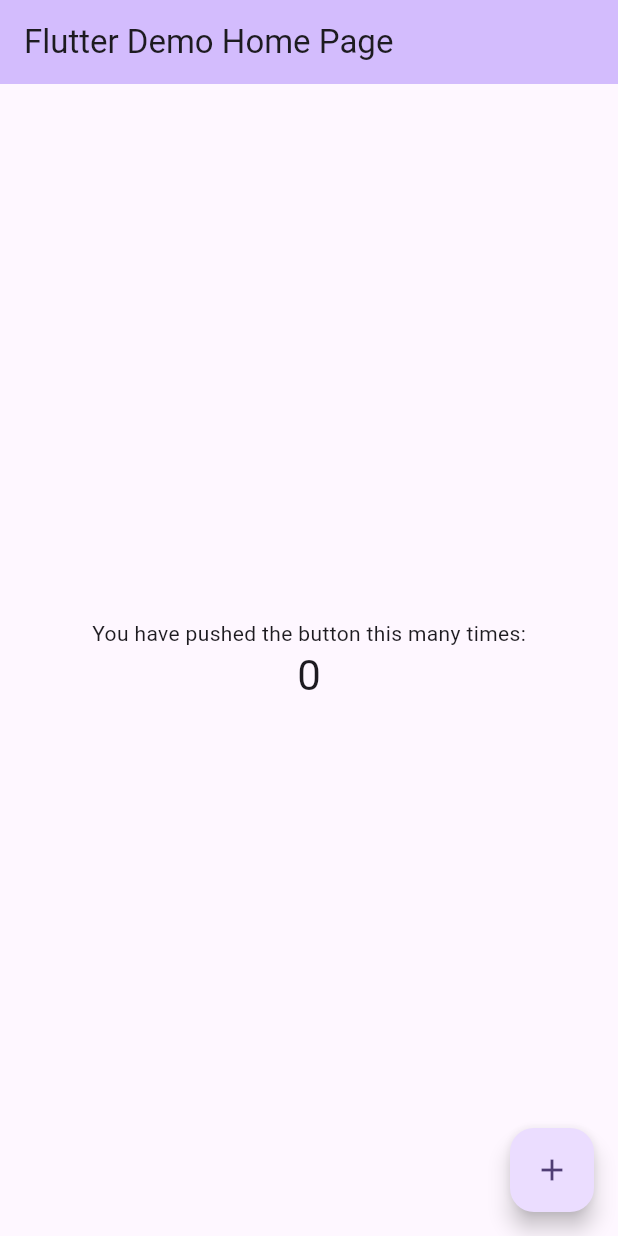
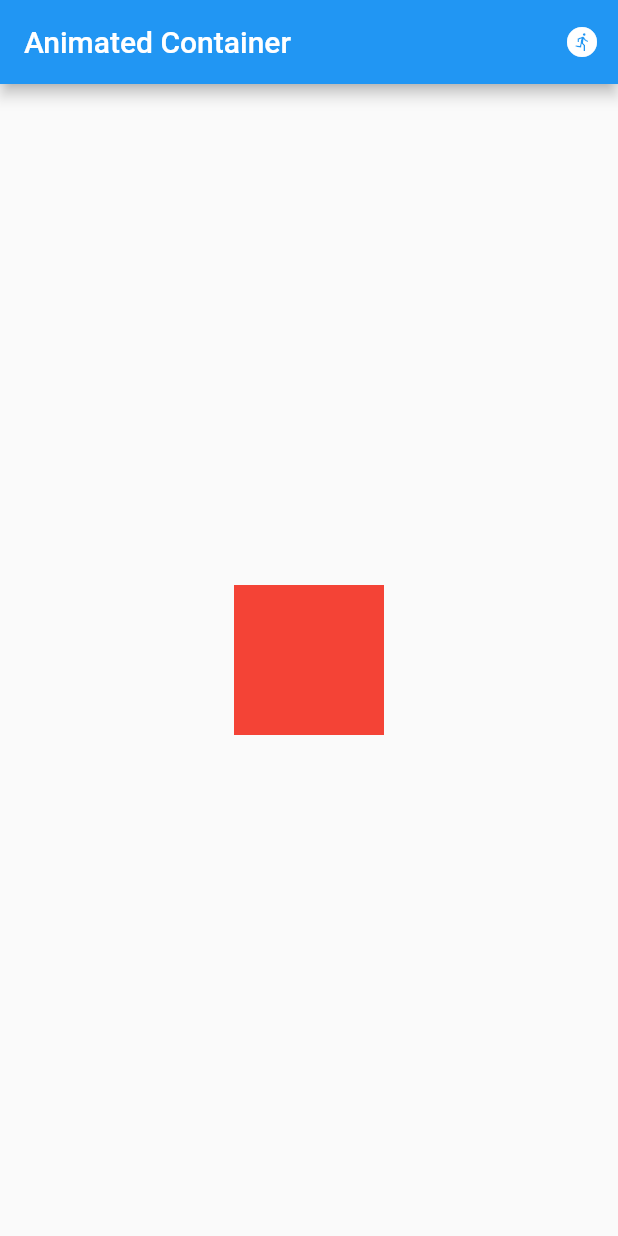
Before and after one commit to faithcredit/my_animations, a Flutter app: the screen it shows after launch, on a phone screen of 412 x 824 dp. Run offline on Flutter 3.47's test engine with Material 2 defaults, Android fonts, the light colour scheme and no system bars.

Commit message:
Basic container animation

```diff
--- a/lib/main.dart
+++ b/lib/main.dart
@@ -1,125 +1,19 @@
 import 'package:flutter/material.dart';
-
+import 'my_animation.dart';
 void main() {
   runApp(const MyApp());
 }
-
 class MyApp extends StatelessWidget {
   const MyApp({super.key});
-
   // This widget is the root of your application.
   @override
   Widget build(BuildContext context) {
-    return MaterialApp(
-      title: 'Flutter Demo',
+        return MaterialApp(
+      title: 'Animations Demo',
       theme: ThemeData(
-        // This is the theme of your application.
-        //
-        // TRY THIS: Try running your application with "flutter run". You'll see
-        // the application has a blue toolbar. Then, without quitting the app,
-        // try changing the seedColor in the colorScheme below to Colors.green
-        // and then invoke "hot reload" (save your changes or press the "hot
-        // reload" button in a Flutter-supported IDE, or press "r" if you used
-        // the command line to start the app).
-        //
-        // Notice that the counter didn't reset back to zero; the application
-        // state is not lost during the reload. To reset the state, use hot
-        // restart instead.
-        //
-        // This works for code too, not just values: Most code changes can be
-        // tested with just a hot reload.
-        colorScheme: ColorScheme.fromSeed(seedColor: Colors.deepPurple),
-        useMaterial3: true,
+        primarySwatch: Colors.blue,
       ),
-      home: const MyHomePage(title: 'Flutter Demo Home Page'),
-    );
+     home: MyAnimation(),
+   );
   }
 }
-
-class MyHomePage extends StatefulWidget {
-  const MyHomePage({super.key, required this.title});
-
-  // This widget is the home page of your application. It is stateful, meaning
-  // that it has a State object (defined below) that contains fields that affect
-  // how it looks.
-
-  // This class is the configuration for the state. It holds the values (in this
-  // case the title) provided by the parent (in this case the App widget) and
-  // used by the build method of the State. Fields in a Widget subclass are
-  // always marked "final".
-
-  final String title;
-
-  @override
-  State<MyHomePage> createState() => _MyHomePageState();
-}
-
-class _MyHomePageState extends State<MyHomePage> {
-  int _counter = 0;
-
-  void _incrementCounter() {
-    setState(() {
-      // This call to setState tells the Flutter framework that something has
-      // changed in this State, which causes it to rerun the build method below
-      // so that the display can reflect the updated values. If we changed
-      // _counter without calling setState(), then the build method would not be
-      // called again, and so nothing would appear to happen.
-      _counter++;
-    });
-  }
-
-  @override
-  Widget build(BuildContext context) {
-    // This method is rerun every time setState is called, for instance as done
-    // by the _incrementCounter method above.
-    //
-    // The Flutter framework has been optimized to make rerunning build methods
-    // fast, so that you can just rebuild anything that needs updating rather
-    // than having to individually change instances of widgets.
-    return Scaffold(
-      appBar: AppBar(
-        // TRY THIS: Try changing the color here to a specific color (to
-        // Colors.amber, perhaps?) and trigger a hot reload to see the AppBar
-        // change color while the other colors stay the same.
-        backgroundColor: Theme.of(context).colorScheme.inversePrimary,
-        // Here we take the value from the MyHomePage object that was created by
-        // the App.build method, and use it to set our appbar title.
-        title: Text(widget.title),
-      ),
-      body: Center(
-        // Center is a layout widget. It takes a single child and positions it
-        // in the middle of the parent.
-        child: Column(
-          // Column is also a layout widget. It takes a list of children and
-          // arranges them vertically. By default, it sizes itself to fit its
-          // children horizontally, and tries to be as tall as its parent.
-          //
-          // Column has various properties to control how it sizes itself and
-          // how it positions its children. Here we use mainAxisAlignment to
-          // center the children vertically; the main axis here is the vertical
-          // axis because Columns are vertical (the cross axis would be
-          // horizontal).
-          //
-          // TRY THIS: Invoke "debug painting" (choose the "Toggle Debug Paint"
-          // action in the IDE, or press "p" in the console), to see the
-          // wireframe for each widget.
-          mainAxisAlignment: MainAxisAlignment.center,
-          children: <Widget>[
-            const Text(
-              'You have pushed the button this many times:',
-            ),
-            Text(
-              '$_counter',
-              style: Theme.of(context).textTheme.headlineMedium,
-            ),
-          ],
-        ),
-      ),
-      floatingActionButton: FloatingActionButton(
-        onPressed: _incrementCounter,
-        tooltip: 'Increment',
-        child: const Icon(Icons.add),
-      ), // This trailing comma makes auto-formatting nicer for build methods.
-    );
-  }
-}
--- /dev/null
+++ b/lib/my_animation.dart
@@ -0,0 +1,46 @@
+import 'package:flutter/material.dart';
+
+class MyAnimation extends StatefulWidget {
+  const MyAnimation({super.key});
+
+  @override
+  State<MyAnimation> createState() => _MyAnimationState();
+}
+
+class _MyAnimationState extends State<MyAnimation> {
+  final List<Color> colors = const [
+    Colors.red,
+    Colors.green,
+    Colors.yellow,
+    Colors.blue,
+    Colors.orange
+  ];
+  final List<double> sizes = [100, 125, 150, 175, 200];
+  final List<double> tops = [0, 50, 100, 150, 200];
+
+  int iteration = 0;
+
+  @override
+  Widget build(BuildContext context) {
+    return Scaffold(
+        appBar: AppBar(title: const Text('Animated Container'),
+        actions: [
+          IconButton(
+            icon: const Icon(Icons.run_circle),
+            onPressed: () {
+              setState(() {
+                iteration = (iteration + 1) % colors.length;
+              });
+            },
+          )
+        ]),
+        body: Center(
+            child: AnimatedContainer(
+          width: sizes[iteration],
+          height: sizes[iteration],
+          margin: EdgeInsets.only(top: tops[iteration]),
+          duration: const Duration(seconds: 1),
+          color: colors[iteration],
+        )));
+  }
+}
```
